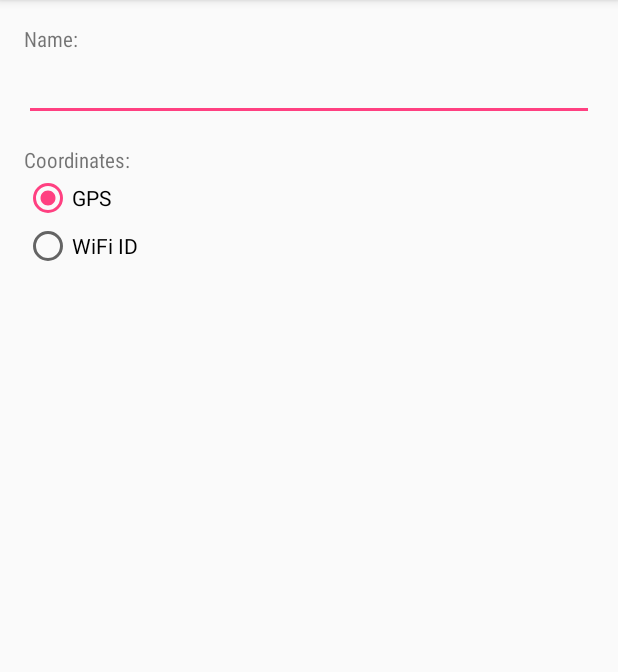
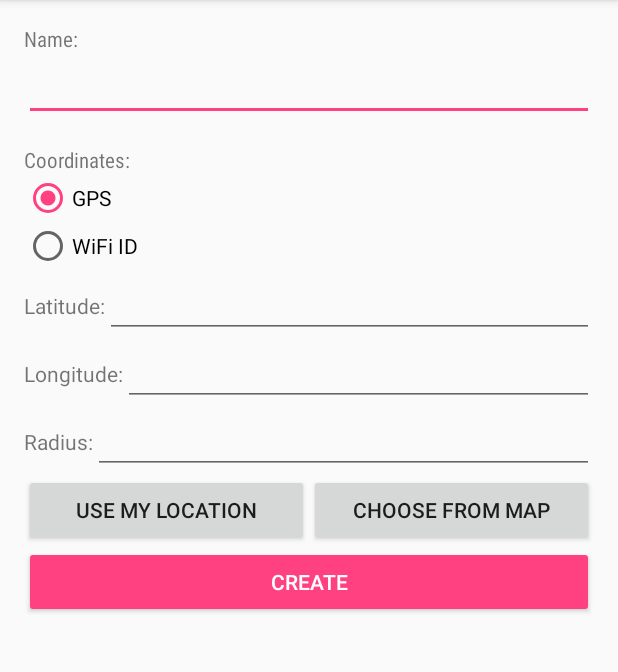
Before and after one commit to goncalo-rodrigues/LocMess, an Android app: the NewLocationActivity screen opened directly, with no data from a screen before it, after a tap on "GPS", on a phone screen of 412 x 824 dp, the part 84-756 px from its top. Run offline under Robolectric (Android 15) with nearby library versions, the phone set to English and light mode, and no system bars.

Commit message:
Added stuff to new locations

```diff
--- a/Android/app/src/main/java/pt/ulisboa/tecnico/locmess/LocationsActivity.java
+++ b/Android/app/src/main/java/pt/ulisboa/tecnico/locmess/LocationsActivity.java
@@ -8,6 +8,7 @@ import android.support.v7.widget.RecyclerView;
 import android.support.v7.widget.SearchView;
 import android.view.LayoutInflater;
 import android.view.View;
+import android.view.inputmethod.InputMethodManager;
 import android.widget.ArrayAdapter;
 import android.widget.ImageButton;
 import android.widget.ListView;
--- a/Android/app/src/main/java/pt/ulisboa/tecnico/locmess/NewLocationActivity.java
+++ b/Android/app/src/main/java/pt/ulisboa/tecnico/locmess/NewLocationActivity.java
@@ -1,7 +1,9 @@
 package pt.ulisboa.tecnico.locmess;
 
 import android.os.Bundle;
+import android.view.LayoutInflater;
 import android.view.View;
+import android.widget.LinearLayout;
 import android.widget.RadioButton;
 import android.widget.Toast;
 
@@ -22,8 +24,11 @@ public class NewLocationActivity extends ActivityWithDrawer {
         if(!checked)
             return;
 
-        Toast toast = Toast.makeText(this, "GPS", Toast.LENGTH_SHORT);
-        toast.show();
+        LinearLayout l = (LinearLayout) findViewById(R.id.chose_gps);
+        l.setVisibility(View.VISIBLE);
+
+        l = (LinearLayout) findViewById(R.id.chose_wifi);
+        l.setVisibility(View.GONE);
     }
 
     public void wifiClicked(View view) {
@@ -32,7 +37,10 @@ public class NewLocationActivity extends ActivityWithDrawer {
         if(!checked)
             return;
 
-        Toast toast = Toast.makeText(this, "Wifi", Toast.LENGTH_SHORT);
-        toast.show();
+        LinearLayout l = (LinearLayout) findViewById(R.id.chose_gps);
+        l.setVisibility(View.GONE);
+
+        l = (LinearLayout) findViewById(R.id.chose_wifi);
+        l.setVisibility(View.VISIBLE);
     }
 }
--- a/Android/app/src/main/res/layout/activity_new_location.xml
+++ b/Android/app/src/main/res/layout/activity_new_location.xml
@@ -60,8 +60,118 @@
             android:orientation="vertical"
             android:layout_width="match_parent"
             android:layout_height="match_parent"
-            android:id="@+id/location_opts" />
+            android:visibility="gone"
+            android:id="@+id/chose_gps">
 
+            <LinearLayout
+                android:orientation="horizontal"
+                android:layout_width="match_parent"
+                android:layout_height="wrap_content"
+                android:id="@+id/latitude_bundle" >
+
+                <TextView
+                    android:text="@string/latitude"
+                    android:layout_width="wrap_content"
+                    android:layout_height="wrap_content"
+                    android:id="@+id/latitude_text" />
+
+                <EditText
+                    android:layout_width="match_parent"
+                    android:layout_height="wrap_content"
+                    android:inputType="text"
+                    android:id="@+id/latitude"/>
+            </LinearLayout>
+
+            <LinearLayout
+                android:orientation="horizontal"
+                android:layout_width="match_parent"
+                android:layout_height="wrap_content"
+                android:id="@+id/longitude_bundle" >
+
+                <TextView
+                    android:text="@string/longitude"
+                    android:layout_width="wrap_content"
+                    android:layout_height="wrap_content"
+                    android:id="@+id/longitude_text" />
+
+                <EditText
+                    android:layout_width="match_parent"
+                    android:layout_height="wrap_content"
+                    android:inputType="text"
+                    android:id="@+id/longitude"/>
+            </LinearLayout>
+
+            <LinearLayout
+                android:orientation="horizontal"
+                android:layout_width="match_parent"
+                android:layout_height="wrap_content"
+                android:id="@+id/radius_bundle" >
+
+                <TextView
+                    android:text="@string/radius"
+                    android:layout_width="wrap_content"
+                    android:layout_height="wrap_content"
+                    android:id="@+id/radius_text" />
+
+                <EditText
+                    android:layout_width="match_parent"
+                    android:layout_height="wrap_content"
+                    android:inputType="text"
+                    android:id="@+id/radius"/>
+            </LinearLayout>
+
+            <LinearLayout
+                android:orientation="horizontal"
+                android:layout_width="match_parent"
+                android:layout_height="wrap_content">
+
+                <Button
+                    android:text="@string/use_my_location"
+                    android:layout_width="0dp"
+                    android:layout_height="wrap_content"
+                    android:id="@+id/my_location_bt"
+                    android:layout_weight="1"
+                    style="@style/Widget.AppCompat.Button" />
+
+                <Button
+                    android:text="@string/choose_from_map"
+                    android:layout_width="0dp"
+                    android:layout_height="wrap_content"
+                    android:id="@+id/map_location_bt"
+                    android:layout_weight="1"
+                    style="@style/Widget.AppCompat.Button" />
+
+            </LinearLayout>
+
+            <Button
+                android:text="@string/create"
+                android:layout_width="match_parent"
+                android:layout_height="wrap_content"
+                android:id="@+id/accept_gps"
+                style="@style/Widget.AppCompat.Button.Colored" />
+
+        </LinearLayout>
+
+        <LinearLayout
+            android:layout_width="match_parent"
+            android:layout_height="wrap_content"
+            android:id="@+id/chose_wifi"
+            android:orientation="vertical"
+            android:visibility="gone">
+
+            <ListView
+                android:layout_width="match_parent"
+                android:layout_height="wrap_content"
+                android:id="@+id/wifi_ids_list"/>
+
+            <Button
+                android:text="@string/create"
+                android:layout_width="match_parent"
+                android:layout_height="wrap_content"
+                android:id="@+id/accept_wifi"
+                style="@style/Widget.AppCompat.Button.Colored" />
+
+        </LinearLayout>
 
     </LinearLayout>
 
--- a/Android/app/src/main/res/values/strings.xml
+++ b/Android/app/src/main/res/values/strings.xml
@@ -31,4 +31,5 @@
     <string name="radius">Radius:</string>
     <string name="use_my_location">Use my location</string>
     <string name="choose_from_map">Choose from map</string>
+    <string name="create">Create</string>
 </resources>
```
Also changed, not shown: Android/app/src/main/res/layout/activity_locations.xml (+3 -5 lines), Android/app/src/main/res/layout/new_coord_gps.xml (deleted, +0 -89 lines), Android/app/src/main/res/layout/new_coord_wifi.xml (deleted, +0 -10 lines).
